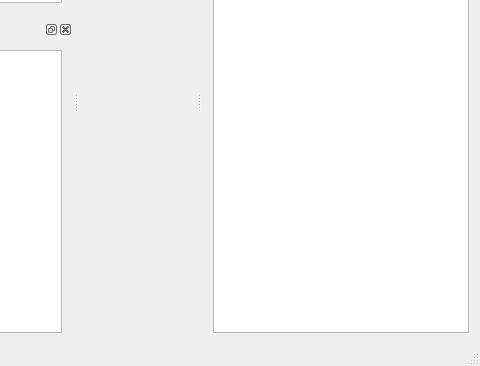
The window that MainWindow.ui (mdimura/SRHDDumpReader) describes before a commit, drawn with Qt 5; both pictures show x 205 to 685 and y 169 to 535 of the 685 by 535 pixel window.
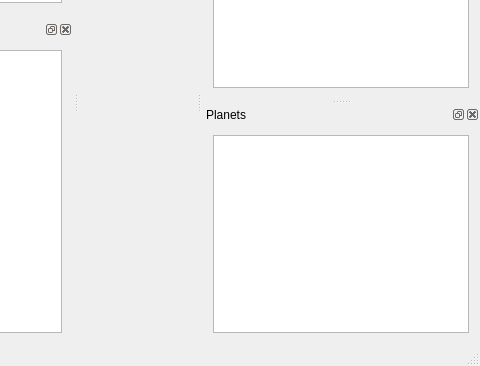
The same window after the commit. Icons and pictures are not drawn.

Commit message:
Add techLevels parameter for Planets.
More information about planets is parsed fro the dump.

What changed in the file:
```diff
--- a/MainWindow.ui
+++ b/MainWindow.ui
@@ -235,6 +235,21 @@
     </layout>
    </widget>
   </widget>
+  <widget class="QDockWidget" name="planetsDockWidget">
+   <property name="windowTitle">
+    <string>Planets</string>
+   </property>
+   <attribute name="dockWidgetArea">
+    <number>2</number>
+   </attribute>
+   <widget class="QWidget" name="dockWidgetContents_5">
+    <layout class="QVBoxLayout" name="verticalLayout_4">
+     <item>
+      <widget class="QTableView" name="tableView"/>
+     </item>
+    </layout>
+   </widget>
+  </widget>
   <action name="actionOpenDump">
    <property name="icon">
     <iconset resource="icons.qrc">
```
Left out of the diff: 2 changed lines with no effect on the pictures. The commit also changes 4 other files.
